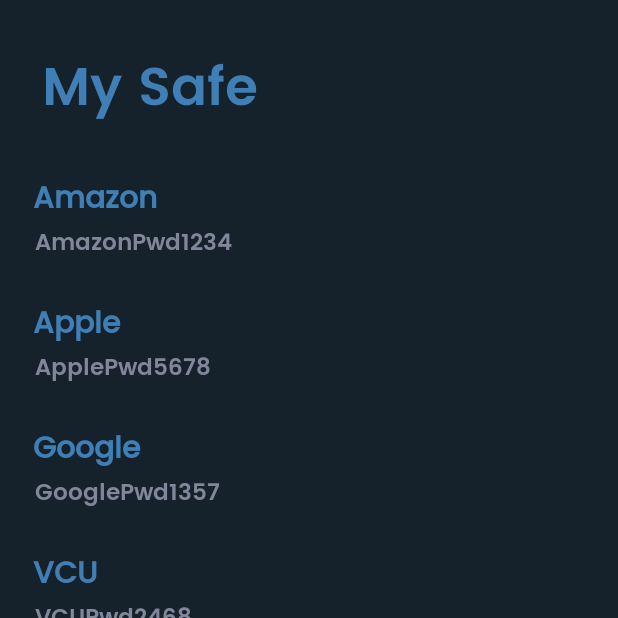
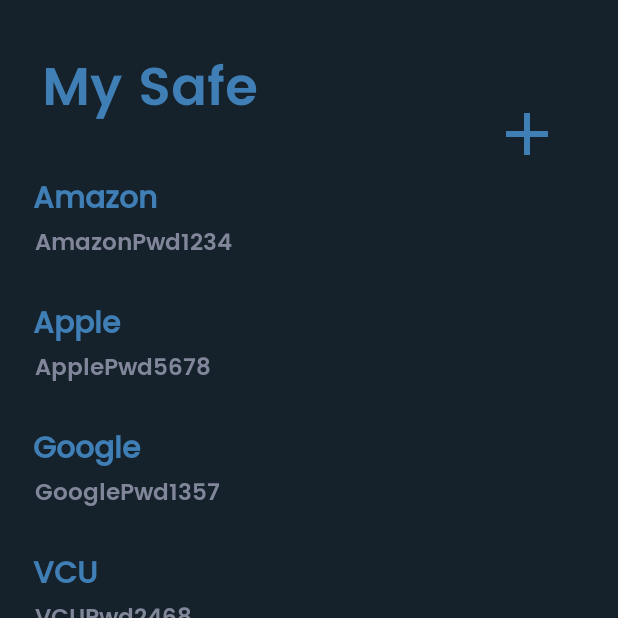
Before and after one commit to StevenCherian/SecureSafe, an Android app: the MainActivity screen opened directly, with no data from a screen before it, on a phone screen of 412 x 824 dp, the top half of it. Run offline under Robolectric (Android 15) with nearby library versions, the phone set to English and light mode, and no system bars.

Commit message:
Added "addCredentialsPage" and updated main page

```diff
--- a/app/src/main/AndroidManifest.xml
+++ b/app/src/main/AndroidManifest.xml
@@ -10,8 +10,11 @@
         android:supportsRtl="true"
         android:theme="@style/Theme.CMSC413Project">
         <activity
+            android:name=".AddCredentialsActivity"
+            android:exported="true" />
+        <activity
             android:name=".PasscodeActivity"
-            android:exported="true" >
+            android:exported="true">
             <intent-filter>
                 <action android:name="android.intent.action.MAIN" />
 
--- a/app/src/main/java/com/example/cmsc413project/MainActivity.java
+++ b/app/src/main/java/com/example/cmsc413project/MainActivity.java
@@ -6,6 +6,9 @@ import androidx.recyclerview.widget.RecyclerView;
 
 import android.content.Intent;
 import android.os.Bundle;
+import android.view.View;
+import android.widget.Button;
+import android.widget.ImageButton;
 
 import com.google.android.material.bottomnavigation.BottomNavigationView;
 
@@ -40,6 +43,9 @@ public class MainActivity extends AppCompatActivity {
             }
             return false;
         });
+
+        Button addButton = findViewById(R.id.addCredentialsButton);
+        addButton.setOnClickListener(view -> openNewCredentialsPage());
 
         recyclerView = findViewById(R.id.recyclerView);
         recyclerView.setLayoutManager(new LinearLayoutManager(this));
@@ -98,6 +104,11 @@ public class MainActivity extends AppCompatActivity {
         adapter.notifyDataSetChanged();
     }
 
+    private void openNewCredentialsPage() {
+        Intent newCredentialsPage = new Intent(this, AddCredentialsActivity.class);
+        startActivity(newCredentialsPage);
+    }
+
     @Override
     public void onBackPressed() {
         this.finishAffinity();
--- /dev/null
+++ b/app/src/main/res/drawable/ic_add_24.xml
@@ -0,0 +1,10 @@
+<vector xmlns:android="http://schemas.android.com/apk/res/android"
+    android:width="24dp"
+    android:height="24dp"
+    android:viewportWidth="24"
+    android:viewportHeight="24"
+    android:tint="?attr/colorControlNormal">
+  <path
+      android:fillColor="@android:color/white"
+      android:pathData="M19,13h-6v6h-2v-6H5v-2h6V5h2v6h6v2z"/>
+</vector>
--- a/app/src/main/res/layout/activity_main.xml
+++ b/app/src/main/res/layout/activity_main.xml
@@ -17,7 +17,9 @@
         app:layout_constraintBottom_toBottomOf="parent"
         app:layout_constraintEnd_toEndOf="parent"
         app:layout_constraintStart_toStartOf="parent"
-        app:menu="@menu/menu_nav" />
+        app:menu="@menu/menu_nav" >
+
+    </com.google.android.material.bottomnavigation.BottomNavigationView>
 
     <androidx.recyclerview.widget.RecyclerView
         android:id="@+id/recyclerView"
@@ -27,7 +29,9 @@
         app:layout_constraintBottom_toBottomOf="@+id/bottom_nav"
         app:layout_constraintEnd_toEndOf="parent"
         app:layout_constraintStart_toStartOf="parent"
-        app:layout_constraintTop_toBottomOf="@+id/MySafeText" />
+        app:layout_constraintTop_toBottomOf="@+id/MySafeText">
+
+    </androidx.recyclerview.widget.RecyclerView>
 
     <TextView
         android:id="@+id/MySafeText"
@@ -45,4 +49,21 @@
         app:layout_constraintStart_toStartOf="parent"
         app:layout_constraintTop_toTopOf="parent" />
 
+    <androidx.appcompat.widget.AppCompatButton
+        android:id="@+id/addCredentialsButton"
+        android:layout_width="48dp"
+        android:layout_height="48dp"
+        android:layout_marginStart="50dp"
+        android:layout_marginTop="48dp"
+        android:layout_marginBottom="24dp"
+        android:background="@drawable/ic_add_24"
+        android:backgroundTint="@color/text_blue"
+        app:layout_constraintBottom_toTopOf="@+id/recyclerView"
+        app:layout_constraintEnd_toEndOf="parent"
+        app:layout_constraintHorizontal_bias="0.74"
+        app:layout_constraintStart_toEndOf="@+id/MySafeText"
+        app:layout_constraintTop_toTopOf="parent"
+        app:layout_constraintVertical_bias="0.69"
+        tools:ignore="SpeakableTextPresentCheck" />
+
 </androidx.constraintlayout.widget.ConstraintLayout>
--- a/app/src/main/res/values/colors.xml
+++ b/app/src/main/res/values/colors.xml
@@ -8,4 +8,6 @@
     <color name="black">#FF000000</color>
     <color name="white">#FFFFFFFF</color>
     <color name="splash_blue">#16222B</color>
+    <color name="background_blue">#16222B</color>
+    <color name="text_blue">#3F7FB6</color>
 </resources>
```
Also changed, not shown: app/src/main/java/com/example/cmsc413project/AddCredentialsActivity.java (added, +25 -0 lines), app/src/main/res/drawable/rounded_inputbox.xml (added, +10 -0 lines), app/src/main/res/layout/activity_add_credentials.xml (added, +152 -0 lines).
